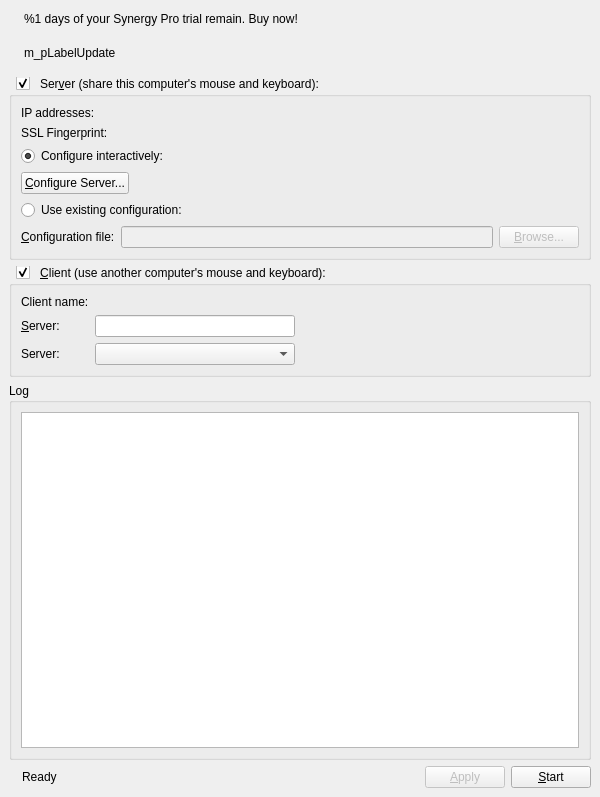
This is src/gui/src/MainWindowBase.ui in deskflow/deskflow as Qt 5 draws it before an edit. The edited form follows.
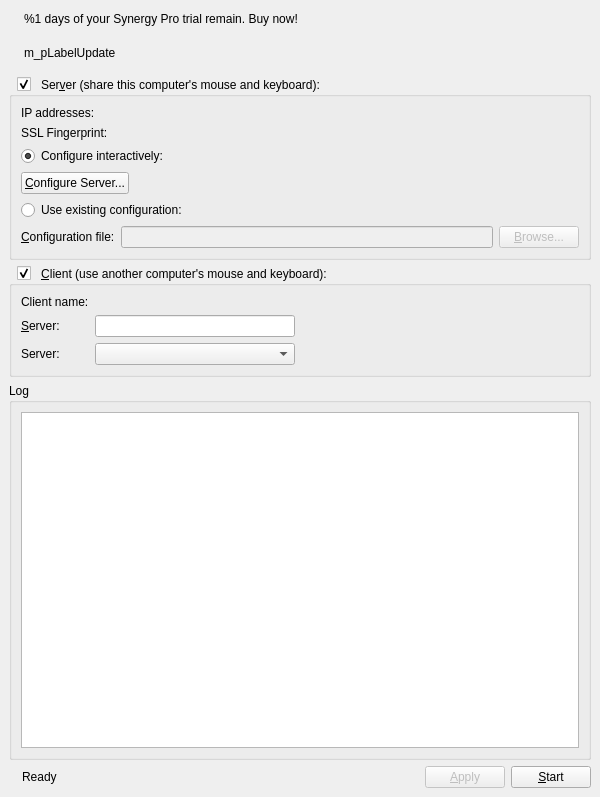
This is the edited form. Icons and pictures are not drawn.

Commit message: SYNERGY-688 Use paddings instead of margins

```diff
--- a/src/gui/src/MainWindowBase.ui
+++ b/src/gui/src/MainWindowBase.ui
@@ -144,7 +144,7 @@
       </property>
       <property name="styleSheet">
        <string notr="true">QGroupBox::title {
-    subcontrol-origin: margin;
+    subcontrol-origin: padding;
     left: 7px;
 }
 </string>
@@ -294,7 +294,7 @@
       </property>
       <property name="styleSheet">
        <string notr="true">QGroupBox::title {
-    subcontrol-origin: margin;
+    subcontrol-origin: padding;
     left: 7px;
 }
 </string>
```
